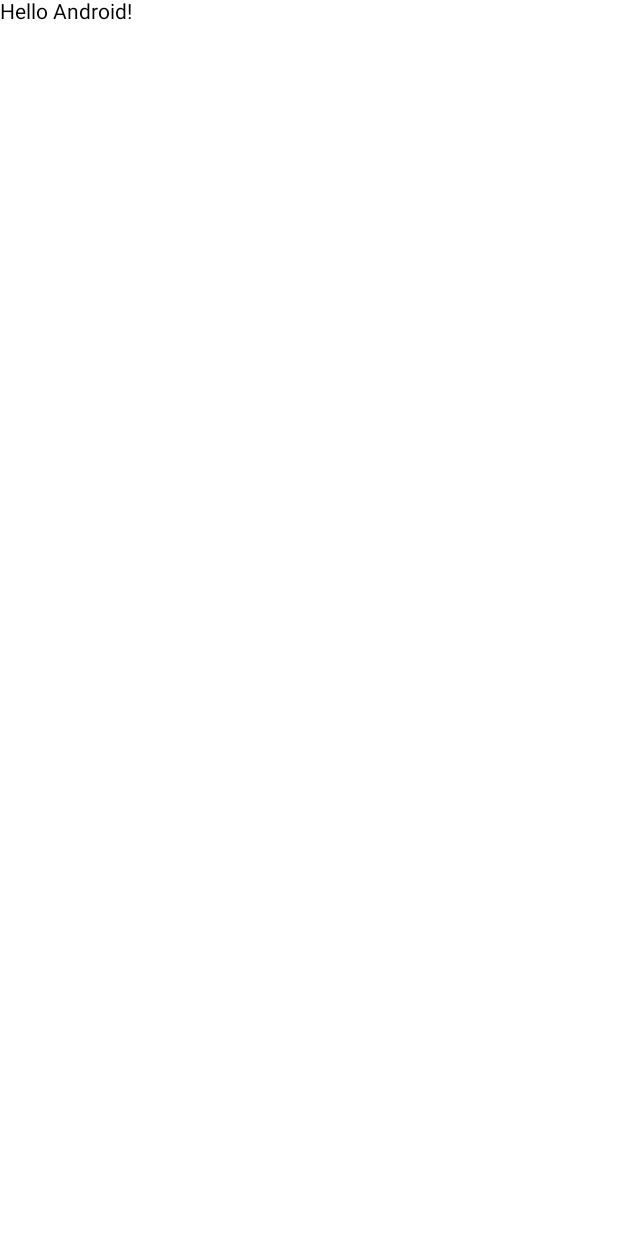
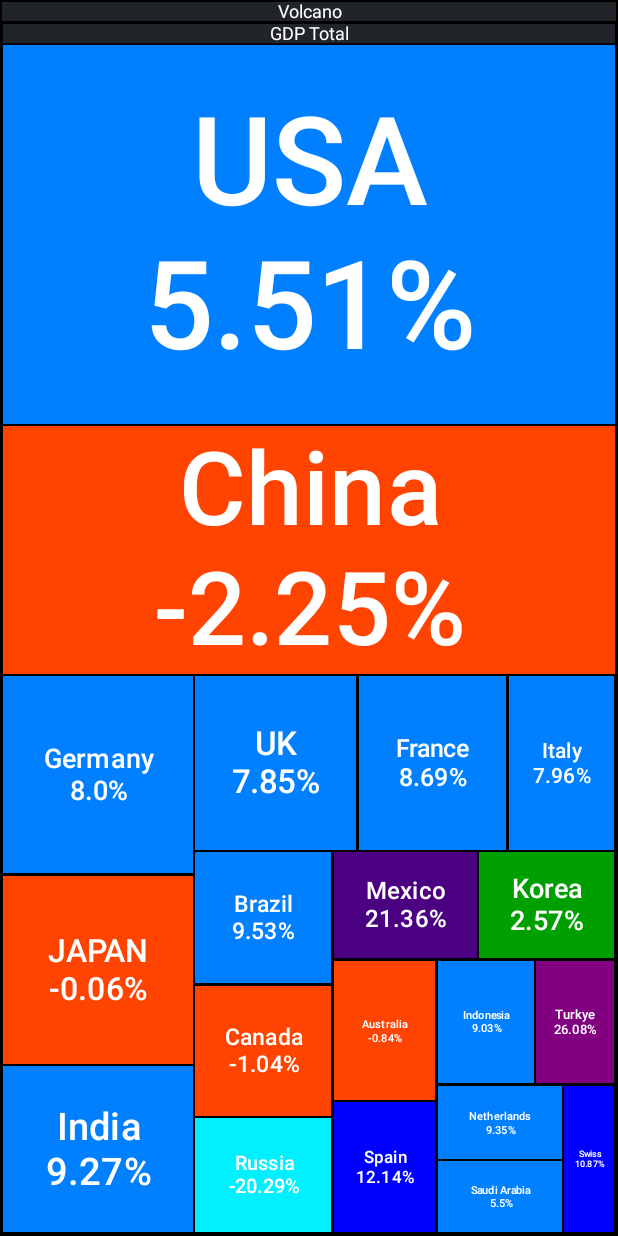
Before and after one commit to taewooyo/volcano, an Android app built with Jetpack Compose: the screen it shows after launch (MainActivity), on a phone screen of 412 x 824 dp. Before the commit the screen is almost empty. Run offline under Robolectric (Android 15) with nearby library versions, the light colour scheme and no system bars.

Commit message:
Add to SampeCode in App Module

```diff
--- a/app/build.gradle.kts
+++ b/app/build.gradle.kts
@@ -41,6 +41,8 @@
 }
 
 dependencies {
+  implementation(project(":volcano-compose"))
+  implementation(project(":volcano"))
 
   implementation(libs.androidx.material)
 
--- a/app/src/main/kotlin/com/example/volcano/Colors.kt
+++ b/app/src/main/kotlin/com/example/volcano/Colors.kt
@@ -16,14 +16,22 @@
 package com.example.volcano
 
 import androidx.compose.ui.graphics.Color
+import androidx.compose.ui.graphics.toArgb
 
-private fun getColor(percentage: Double) = when {
-  percentage < -3.0 -> Color(0xFFFF0000)
-  percentage < -2.0 -> Color(0xFFFF8c00)
-  percentage < -1.0 -> Color(0xFFFFFF00)
-  percentage < 0.0 -> Color(0xFF008000)
-  percentage < 1.0 -> Color(0xFF0000ff)
-  percentage < 2.0 -> Color(0xFF4b0082)
-  percentage < 3.0 -> Color(0xFF800080)
-  else -> Color(0xFF888888)
+internal fun getColor(percentage: Double): Int = when {
+  percentage < -30.0 -> Color(0xFFFF0000).toArgb()
+  percentage < -25.0 -> Color(0xFFFF4300).toArgb()
+  percentage < -20.0 -> Color(0xFF00f0ff).toArgb()
+  percentage < -15.0 -> Color(0xFFFF8ff0).toArgb()
+  percentage < -10.0 -> Color(0xFFFFFF00).toArgb()
+  percentage < -5.0 -> Color(0xFFFF3Ff0).toArgb()
+  percentage < 0.0 -> Color(0xFFFF4300).toArgb()
+  percentage < 5.0 -> Color(0xFF009f00).toArgb()
+  percentage < 10.0 -> Color(0xFF0080ff).toArgb()
+  percentage < 15.0 -> Color(0xFF0000ff).toArgb()
+  percentage < 20.0 -> Color(0xFF4b8f82).toArgb()
+  percentage < 25.0 -> Color(0xFF4b0082).toArgb()
+  percentage < 30.0 -> Color(0xFF800080).toArgb()
+  percentage < 35.0 -> Color(0xFF51243f).toArgb()
+  else -> Color(0xFF888888).toArgb()
 }
--- /dev/null
+++ b/app/src/main/kotlin/com/example/volcano/Dummy.kt
@@ -0,0 +1,125 @@
+/*
+ * Copyright (C) 2023 taewooyo
+ *
+ * Licensed under the Apache License, Version 2.0 (the "License");
+ * you may not use this file except in compliance with the License.
+ * You may obtain a copy of the License at
+ *
+ * http://www.apache.org/licenses/LICENSE-2.0
+ *
+ * Unless required by applicable law or agreed to in writing, software
+ * distributed under the License is distributed on an "AS IS" BASIS,
+ * WITHOUT WARRANTIES OR CONDITIONS OF ANY KIND, either express or implied.
+ * See the License for the specific language governing permissions and
+ * limitations under the License.
+ */
+package com.example.volcano
+
+data class GDP(
+  val name: String,
+  val value: Double,
+  val oldValue: Double,
+)
+
+val dummyData = listOf<GDP>(
+  GDP(
+    name = "USA",
+    value = 26_949_643.0,
+    oldValue = 1_485_168.0,
+  ),
+  GDP(
+    name = "China",
+    value = 17_700_899.0,
+    oldValue = -399_145.0,
+  ),
+  GDP(
+    name = "Germany",
+    value = 4_429_838.0,
+    oldValue = 354_443.0,
+  ),
+  GDP(
+    name = "JAPAN",
+    value = 4230862.0,
+    oldValue = -2_676.0,
+  ),
+  GDP(
+    name = "India",
+    value = 3_732_224.0,
+    oldValue = 345_821.0,
+  ),
+  GDP(
+    name = "UK",
+    value = 3_332_059.0,
+    oldValue = 261_459.0,
+  ),
+  GDP(
+    name = "France",
+    value = 3_049_016.0,
+    oldValue = 264_996.0,
+  ),
+  GDP(
+    name = "Italy",
+    value = 2_186_082.0,
+    oldValue = 174_069.0,
+  ),
+  GDP(
+    name = "Brazil",
+    value = 2_126_809.0,
+    oldValue = 202_675.0,
+  ),
+  GDP(
+    name = "Canada",
+    value = 2_117_805.0,
+    oldValue = -22_035.0,
+  ),
+  GDP(
+    name = "Russia",
+    value = 1_862_470.0,
+    oldValue = -377_952.0,
+  ),
+  GDP(
+    name = "Mexico",
+    value = 1_811_468.0,
+    oldValue = 386_935.0,
+  ),
+  GDP(
+    name = "Korea",
+    value = 1_709_232.0,
+    oldValue = 43_986.0,
+  ),
+  GDP(
+    name = "Australia",
+    value = 1_687_713.0,
+    oldValue = -14_180.0,
+  ),
+  GDP(
+    name = "Spain",
+    value = 1_582_054.0,
+    oldValue = 192_127.0,
+  ),
+  GDP(
+    name = "Indonesia",
+    value = 1_417_387.0,
+    oldValue = 127_958.0,
+  ),
+  GDP(
+    name = "Turkye",
+    value = 1_154_600.0,
+    oldValue = 301_113.0,
+  ),
+  GDP(
+    name = "Netherlands",
+    value = 1_092_748.0,
+    oldValue = 102_165.0,
+  ),
+  GDP(
+    name = "Saudi Arabia",
+    value = 1_069_437.0,
+    oldValue = 58_849.0,
+  ),
+  GDP(
+    name = "Swiss",
+    value = 905_684.0,
+    oldValue = 98_450.0,
+  ),
+)
--- a/app/src/main/kotlin/com/example/volcano/MainActivity.kt
+++ b/app/src/main/kotlin/com/example/volcano/MainActivity.kt
@@ -18,32 +18,48 @@
 import android.os.Bundle
 import androidx.activity.ComponentActivity
 import androidx.activity.compose.setContent
+import androidx.compose.foundation.layout.Box
 import androidx.compose.foundation.layout.fillMaxSize
-import androidx.compose.material.MaterialTheme
-import androidx.compose.material.Surface
-import androidx.compose.material.Text
-import androidx.compose.runtime.Composable
 import androidx.compose.ui.Modifier
+import com.example.volcano.compose.Volcano
+import com.example.volcano.volcano.VolcanoBuilder
+import com.example.volcano.volcano.root
 
 class MainActivity : ComponentActivity() {
   override fun onCreate(savedInstanceState: Bundle?) {
     super.onCreate(savedInstanceState)
+
+    val totalValue = dummyData.sumOf { it.value }
+    val volcano = root {
+      name { "Volcano" }
+      weight { totalValue }
+      sections {
+        section {
+          name { "GDP Total" }
+          weight { totalValue }
+          elements {
+            dummyData.forEach { gdp ->
+              element {
+                name { gdp.name }
+                weight { gdp.value }
+                percentage { (gdp.oldValue / gdp.value) * 100 }
+                color { getColor((gdp.oldValue / gdp.value) * 100).toLong() }
+              }
+            }
+          }
+        }
+      }
+    }
+
     setContent {
-      // A surface container using the 'background' color from the theme
-      Surface(
-        modifier = Modifier.fillMaxSize(),
-        color = MaterialTheme.colors.background,
-      ) {
-        Greeting("Android")
+      Box(modifier = Modifier.fillMaxSize()) {
+        Volcano(
+          modifier = Modifier,
+          items = VolcanoBuilder.build(volcano),
+          onClickSection = {},
+          onClickElement = {},
+        )
       }
     }
   }
 }
-
-@Composable
-fun Greeting(name: String, modifier: Modifier = Modifier) {
-  Text(
-    text = "Hello $name!",
-    modifier = modifier,
-  )
-}
--- a/volcano/build.gradle.kts
+++ b/volcano/build.gradle.kts
@@ -5,6 +5,6 @@
 }
 
 java {
-    sourceCompatibility = JavaVersion.VERSION_1_7
-    targetCompatibility = JavaVersion.VERSION_1_7
+    sourceCompatibility = JavaVersion.VERSION_11
+    targetCompatibility = JavaVersion.VERSION_11
 }
```
